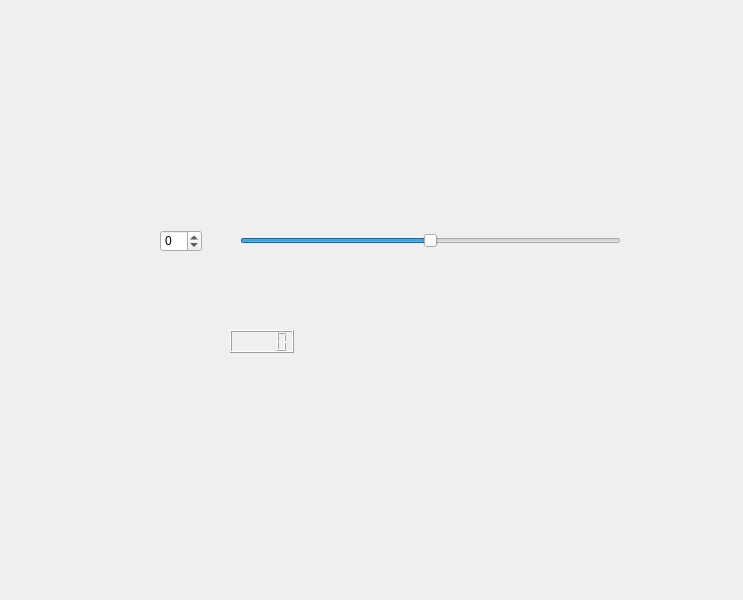
Above: widget.ui from yu-cheng0822/spinbox before the change. Below: the same form after it.
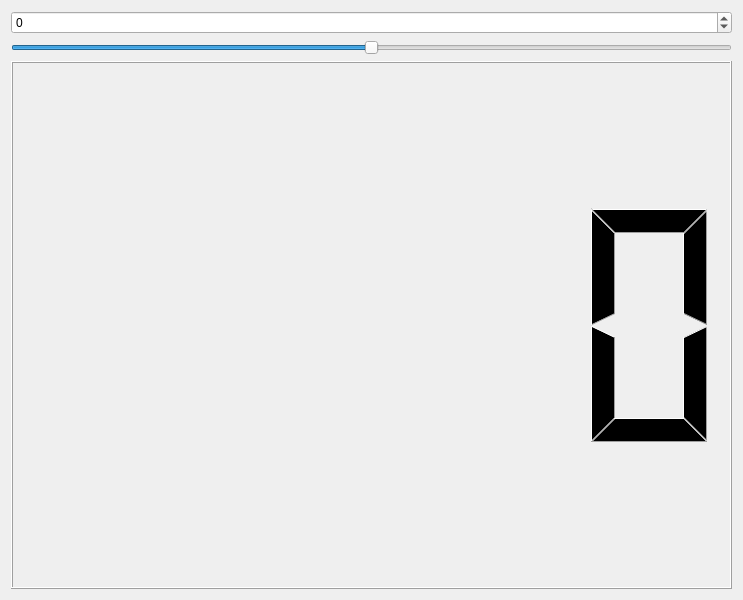
That is the form after the change.

Commit message: project completed

```diff
--- a/widget.ui
+++ b/widget.ui
@@ -13,15 +13,9 @@
   <property name="windowTitle">
    <string>Widget</string>
   </property>
+  <layout class="QVBoxLayout" name="verticalLayout">
+   <item>
   <widget class="QSpinBox" name="spinBox">
-   <property name="geometry">
-    <rect>
-     <x>160</x>
-     <y>230</y>
-     <width>42</width>
-     <height>22</height>
-    </rect>
-   </property>
    <property name="minimum">
     <number>-100</number>
    </property>
@@ -29,15 +23,9 @@
     <number>100</number>
    </property>
   </widget>
+   </item>
+   <item>
   <widget class="QSlider" name="horizontalSlider">
-   <property name="geometry">
-    <rect>
-     <x>240</x>
-     <y>230</y>
-     <width>381</width>
-     <height>22</height>
-    </rect>
-   </property>
    <property name="minimum">
     <number>-100</number>
    </property>
@@ -48,16 +36,11 @@
     <enum>Qt::Orientation::Horizontal</enum>
    </property>
   </widget>
-  <widget class="QLCDNumber" name="lcdNumber">
-   <property name="geometry">
-    <rect>
-     <x>230</x>
-     <y>330</y>
-     <width>64</width>
-     <height>23</height>
-    </rect>
-   </property>
-  </widget>
+   </item>
+   <item>
+    <widget class="QLCDNumber" name="lcdNumber"/>
+   </item>
+  </layout>
  </widget>
  <resources/>
  <connections>
```
Lines whose indentation alone changed are shown as unchanged.
